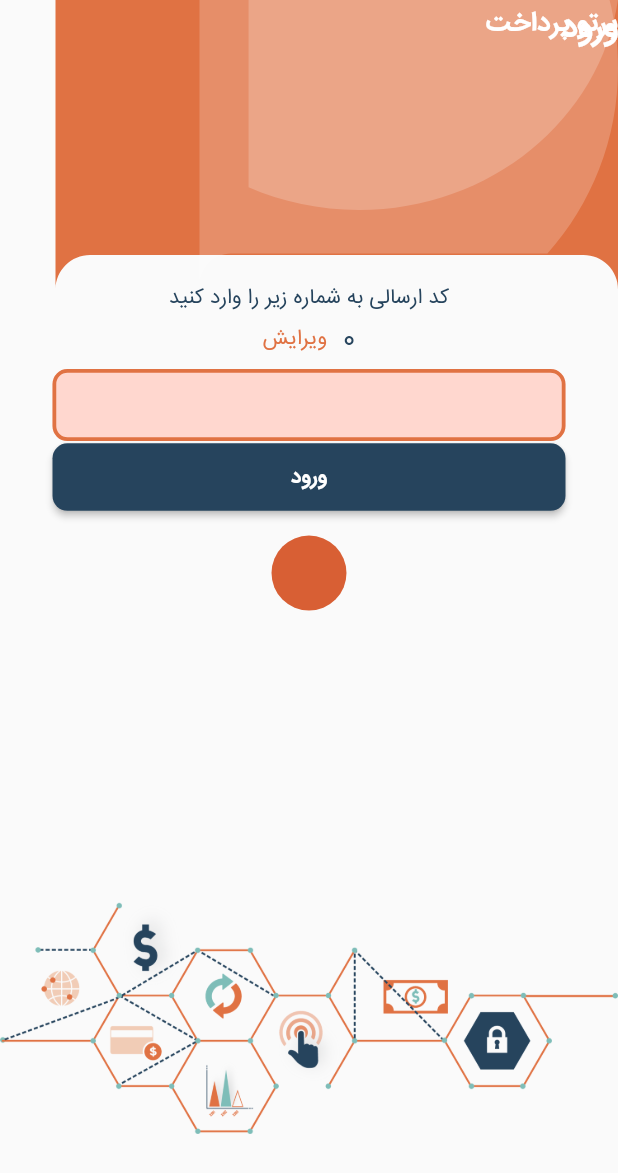
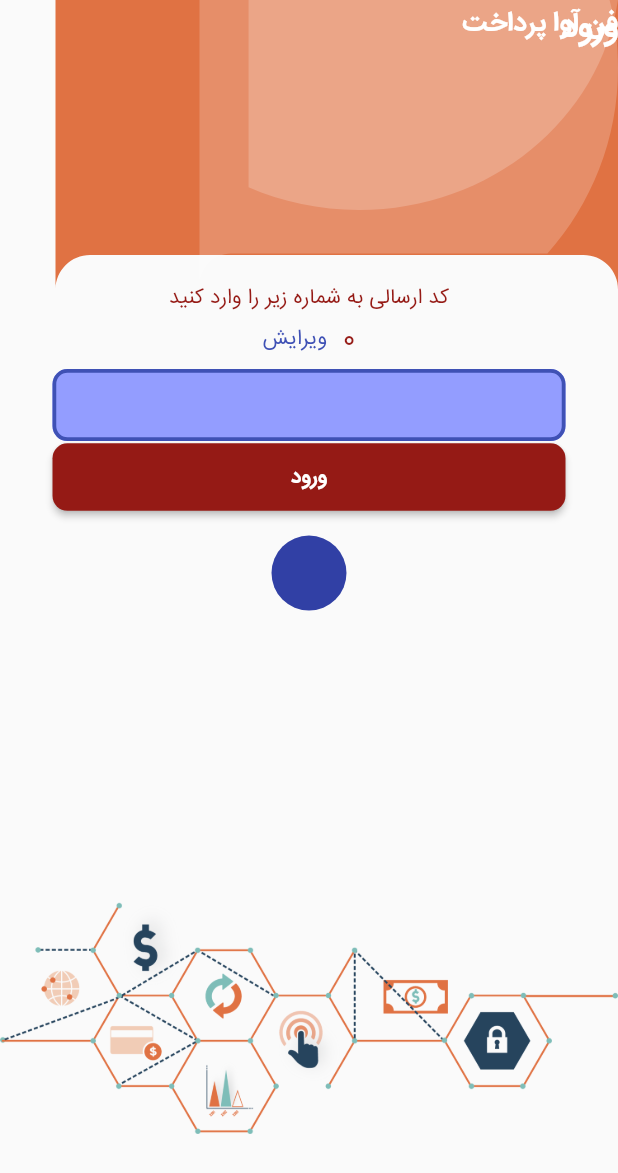
Before and after one commit to mohseni1983/fanava_pay, a Flutter app: the EnterOTP screen opened directly, on a phone screen of 412 x 824 dp. Shown: the top 1173 px of the screen. Run offline on Flutter 3.47's test engine with Material 2 defaults, Android fonts, the phone set to English and light mode, and no system bars; our stand-ins replace connectivity, device_info, firebase_core, firebase_messaging, flutter_money_formatter, flutter_svg and 6 more; missing offline and left inert: adobe_xd, check_vpn_connection, contact_picker, flutter_barcode_scanner, image_picker_saver, otp_count_down and 3 more; accounts and stored records are empty.

Commit message:
first release

```diff
--- a/lib/components/reg_header.dart
+++ b/lib/components/reg_header.dart
@@ -40,7 +40,7 @@ class RegPageHeader extends StatelessWidget {
           fixedWidth: true,
           fixedHeight: true,
           child: Text(
-            'پرتو پرداخت',
+            'فن آوا پرداخت',
             style: TextStyle(
               fontFamily: 'IRANSans(FaNum)',
               fontSize: 18,
--- a/lib/main.dart
+++ b/lib/main.dart
@@ -29,7 +29,7 @@ void main() async {
   SystemChrome.setPreferredOrientations([DeviceOrientation.portraitUp]);
   await SentryFlutter.init(
           (options) {
-        options.dsn = 'https://87a232be89fe4af1beb7a10c5be27cef@o502350.ingest.sentry.io/5635538';
+        options.dsn = 'https://e91d232e331d420cbf4d21334ced93f7@o502350.ingest.sentry.io/5760381';
       },
       appRunner: () {
 
--- a/lib/pages/into.dart
+++ b/lib/pages/into.dart
@@ -163,13 +163,13 @@ class _IntroPageState extends State<IntroPage> {
                   width: 130,
                   decoration: BoxDecoration(
                       image: DecorationImage(
-                        image: AssetImage('assets/logo.png'),
+                        image: AssetImage('assets/fanava-logo.png'),
                         alignment: Alignment.center,
 
                       )
                   ),
                 ),
-                Text('پرتو پرداخت')
+                Text('فن آوا پرداخت')
 
               ],
             )
--- a/lib/pages/transactions.dart
+++ b/lib/pages/transactions.dart
@@ -580,11 +580,29 @@ class _TransactionsPageState extends State<TransactionsPage> {
 //دریافت رنگ و شرح نوع تراکنش
   TransactionType getTransactionType(int id){
     switch(id){
-      case 6:
-        return TransactionType(color: Colors.blue,name: 'شارژ کیف پول');
-        break;
       case 0:
         return TransactionType(color: Colors.green,name: 'شارژ موبایل');
+        break;
+      case 1:
+        return TransactionType(color: Colors.green,name: 'بسته های اینترنتی');
+        break;
+      case 2:
+        return TransactionType(color: Colors.green,name: 'پرداخت قبض خدماتی');
+        break;
+      case 3:
+        return TransactionType(color: Colors.green,name: 'کارت شارژ');
+        break;
+      case 4:
+        return TransactionType(color: Colors.green,name: 'استعلام قبض خدماتی');
+        break;
+      case 5:
+        return TransactionType(color: Colors.green,name: 'استعلام بسته های اینترنتی');
+        break;
+      case 6:
+        return TransactionType(color: Colors.green,name: 'شارژ حساب کیف پول');
+        break;
+      case 14:
+        return TransactionType(color: Colors.green,name: 'نیکوکاری');
         break;
       default:
         return TransactionType(color: PColor.blueparto,name: 'تراکنش مدل $id');
--- a/lib/ui/cust_colors.dart
+++ b/lib/ui/cust_colors.dart
@@ -2,48 +2,48 @@ import 'package:flutter/material.dart';
 
 class PColor{
   static const MaterialColor orangeparto = MaterialColor(_orangepartoPrimaryValue, <int, Color>{
-    50: Color(0xFFFBEEE8),
-    100: Color(0xFFF6D5C7),
-    200: Color(0xFFF0B9A1),
-    300: Color(0xFFE99C7B),
-    400: Color(0xFFE5875F),
+    50: Color(0xFFE8EAF6),
+    100: Color(0xFFC5CBE9),
+    200: Color(0xFF9FA8DA),
+    300: Color(0xFF7985CB),
+    400: Color(0xFF5C6BC0),
     500: Color(_orangepartoPrimaryValue),
-    600: Color(0xFFDC6A3D),
-    700: Color(0xFFD85F34),
-    800: Color(0xFFD3552C),
-    900: Color(0xFFCB421E),
+    600: Color(0xFF394AAE),
+    700: Color(0xFF3140A5),
+    800: Color(0xFF29379D),
+    900: Color(0xFF1B278D),
   });
-  static const int _orangepartoPrimaryValue = 0xFFE07243;
+  static const int _orangepartoPrimaryValue = 0xFF3F51B5;
 
-  static const MaterialColor orangepartoAccent = MaterialColor(_orangepartoAccentValue, <int, Color>{
-    100: Color(0xFFFFFFFF),
-    200: Color(_orangepartoAccentValue),
-    400: Color(0xFFFFAE9C),
-    700: Color(0xFFFF9982),
+  static const MaterialColor orangepartoAccent =  MaterialColor(_blueAccentValue, <int, Color>{
+    100: Color(0xFFC6CBFF),
+    200: Color(_blueAccentValue),
+    400: Color(0xFF606EFF),
+    700: Color(0xFF4757FF),
   });
-  static const int _orangepartoAccentValue = 0xFFFFD7CF;
+  static const int _blueAccentValue = 0xFF939DFF;
 
-  static const MaterialColor blueparto = MaterialColor(_bluepartoPrimaryValue, <int, Color>{
-    50: Color(0xFFE5E9EC),
-    100: Color(0xFFBEC7CE),
-    200: Color(0xFF93A2AE),
-    300: Color(0xFF677C8E),
-    400: Color(0xFF476075),
-    500: Color(_bluepartoPrimaryValue),
-    600: Color(0xFF223E55),
-    700: Color(0xFF1C354B),
-    800: Color(0xFF172D41),
-    900: Color(0xFF0D1F30),
+  static const MaterialColor blueparto = MaterialColor(_redPrimaryValue, <int, Color>{
+    50: Color(0xFFF2E4E3),
+    100: Color(0xFFDFBAB9),
+    200: Color(0xFFCA8D8A),
+    300: Color(0xFFB55F5B),
+    400: Color(0xFFA53C38),
+    500: Color(_redPrimaryValue),
+    600: Color(0xFF8D1712),
+    700: Color(0xFF82130F),
+    800: Color(0xFF780F0C),
+    900: Color(0xFF670806),
   });
-  static const int _bluepartoPrimaryValue = 0xFF26445D;
+  static const int _redPrimaryValue = 0xFF951A15;
 
-  static const MaterialColor bluepartoAccent = MaterialColor(_bluepartoAccentValue, <int, Color>{
-    100: Color(0xFFBEC7CE),
-    200: Color(_bluepartoAccentValue),
-    400: Color(0xFF476075),
-    700: Color(0xFF1C354B),
+  static const MaterialColor bluepartoAccent = MaterialColor(_redAccentValue, <int, Color>{
+    100: Color(0xFFFF9997),
+    200: Color(_redAccentValue),
+    400: Color(0xFFFF3431),
+    700: Color(0xFFFF1B18),
   });
-  static const int _bluepartoAccentValue = 0xFF93A2AE;
+  static const int _redAccentValue = 0xFFFF6664;
 }
 
 /*
--- a/pubspec.yaml
+++ b/pubspec.yaml
@@ -70,7 +70,7 @@ dev_dependencies:
 flutter_icons:
   android: "launcher_icon"
   ios: true
-  image_path: "assets/logo.png"
+  image_path: "assets/fanava-icon.png"
 # For information on the generic Dart part of this file, see the
 # following page: https://dart.dev/tools/pub/pubspec
 
@@ -124,6 +124,8 @@ flutter:
     - assets/images/4GPackages.png
     - assets/images/wallet-png.png
     - assets/logo.png
+    - assets/fanava-icon.png
+    - assets/fanava-logo.png
 
 
   #4GPackages.png
```
Also changed, not shown: assets/fanava-icon.png (added), assets/fanava-logo.png (added), pubspec.lock, 15 other files.
